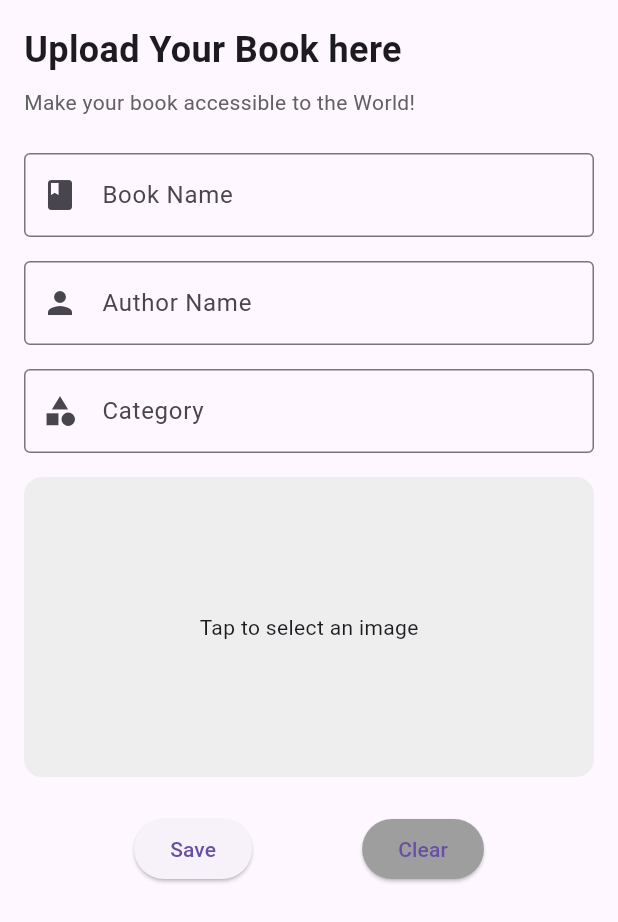
After one commit to 31SUFI/Bookify, a Flutter app: the BookUpload screen opened directly, after a tap on "Tap to select an image", on a phone screen of 412 x 824 dp. The commit adds this screen. Shown: the top 922 px of the screen. Run offline on Flutter 3.47's test engine with Material 3 defaults, Android fonts, the light colour scheme and no system bars; our stand-ins replace cloud_firestore, firebase_auth, firebase_core, firebase_storage, image_picker; accounts and stored records are empty.

Commit message:
BookUploading-Enabled

```diff
--- /dev/null
+++ b/lib/BookUploading/BookDetailUploading.dart
@@ -0,0 +1,191 @@
+import 'dart:io';
+
+import 'package:bookify/BookUploading/databaseService.dart';
+import 'package:flutter/material.dart';
+import 'package:image_picker/image_picker.dart';
+import 'package:firebase_storage/firebase_storage.dart';
+
+class BookUpload extends StatefulWidget {
+  @override
+  _BookUploadState createState() => _BookUploadState();
+}
+
+class _BookUploadState extends State<BookUpload> {
+  final _dbservice = Databaseservice();
+  final TextEditingController _bookNameController = TextEditingController();
+  final TextEditingController _authorController = TextEditingController();
+  final TextEditingController _categoryController = TextEditingController();
+  XFile? _bookImage;
+  String imageUrl = '';
+
+  final ImagePicker _picker = ImagePicker();
+
+  @override
+  void dispose() {
+    _bookNameController.dispose();
+    _authorController.dispose();
+    _categoryController.dispose();
+    super.dispose();
+  }
+
+  Future<void> _pickImage() async {
+    try {
+      final XFile? pickedFile =
+          await _picker.pickImage(source: ImageSource.gallery);
+      if (pickedFile == null) {
+        return;
+      }
+      setState(() {
+        _bookImage = pickedFile;
+      });
+
+      String fileName = DateTime.now().millisecondsSinceEpoch.toString();
+      Reference referenceRoot = FirebaseStorage.instance.ref();
+      Reference referenceDirImages = referenceRoot.child("Tasaaweer");
+      Reference referenceImageToUpload = referenceDirImages.child(fileName);
+
+      await referenceImageToUpload.putFile(File(pickedFile.path));
+      imageUrl = await referenceImageToUpload.getDownloadURL();
+      print('Image URL: $imageUrl');
+    } catch (e) {
+      print('Error: $e');
+    }
+  }
+
+  @override
+  Widget build(BuildContext context) {
+    return Scaffold(
+      body: Padding(
+        padding: const EdgeInsets.all(16.0),
+        child: SingleChildScrollView(
+          child: Column(
+            crossAxisAlignment: CrossAxisAlignment.start,
+            children: [
+              Text(
+                'Upload Your Book here',
+                style: TextStyle(
+                  fontSize: 24,
+                  fontWeight: FontWeight.bold,
+                ),
+              ),
+              SizedBox(height: 8),
+              Text(
+                'Make your book accessible to the World!',
+                style: TextStyle(
+                  fontSize: 14,
+                  color: Colors.grey[700],
+                ),
+              ),
+              SizedBox(height: 24),
+              TextField(
+                controller: _bookNameController,
+                decoration: InputDecoration(
+                  labelText: 'Book Name',
+                  border: OutlineInputBorder(),
+                  prefixIcon: Icon(Icons.book),
+                ),
+              ),
+              SizedBox(height: 16),
+              TextField(
+                controller: _authorController,
+                decoration: InputDecoration(
+                  labelText: 'Author Name',
+                  border: OutlineInputBorder(),
+                  prefixIcon: Icon(Icons.person),
+                ),
+              ),
+              SizedBox(height: 16),
+              TextField(
+                controller: _categoryController,
+                decoration: InputDecoration(
+                  labelText: 'Category',
+                  border: OutlineInputBorder(),
+                  prefixIcon: Icon(Icons.category),
+                ),
+              ),
+              SizedBox(height: 16),
+              GestureDetector(
+                onTap: _pickImage,
+                child: Container(
+                  decoration: BoxDecoration(
+                      color: Colors.grey[200],
+                      borderRadius: BorderRadius.all(Radius.circular(12))),
+                  height: 200,
+                  width: double.infinity,
+                  child: _bookImage == null
+                      ? Center(child: Text('Tap to select an image'))
+                      : Image.file(
+                          File(_bookImage!.path),
+                          fit: BoxFit.cover,
+                        ),
+                ),
+              ),
+              SizedBox(height: 24),
+              Row(
+                mainAxisAlignment: MainAxisAlignment.spaceEvenly,
+                children: [
+                  ElevatedButton(
+                    onPressed: () {
+                      final detailsPacket = Packet(
+                          bookName: _bookNameController.text,
+                          authorName: _authorController.text,
+                          category: _categoryController.text,
+                          image: imageUrl);
+                      _dbservice.create(detailsPacket);
+                      if (_bookImage != null) {
+                        print('Image Path: ${_bookImage!.path}');
+                      }
+                      if (imageUrl.isNotEmpty) {
+                        print('Image URL: $imageUrl');
+                      }
+                    },
+                    child: Text('Save'),
+                    style: ElevatedButton.styleFrom(
+                        //backgroundColor: Colors.brown[700],
+                        ),
+                  ),
+                  ElevatedButton(
+                    onPressed: () {
+                      _bookNameController.clear();
+                      _authorController.clear();
+                      _categoryController.clear();
+                      setState(() {
+                        _bookImage = null;
+                        imageUrl = '';
+                      });
+                    },
+                    child: Text('Clear'),
+                    style: ElevatedButton.styleFrom(
+                      backgroundColor: Colors.grey,
+                    ),
+                  ),
+                ],
+              ),
+            ],
+          ),
+        ),
+      ),
+    );
+  }
+}
+
+class Packet {
+  final String bookName;
+  final String authorName;
+  final String category;
+  final String image;
+
+  Packet({
+    required this.bookName,
+    required this.authorName,
+    required this.category,
+    required this.image,
+  });
+
+  Map<String, dynamic> toMap() => {
+        "bookName": this.bookName,
+        "authorName": this.authorName,
+        "category": this.category,
+        "image": this.image,
+      };
+}
--- /dev/null
+++ b/lib/BookUploading/databaseService.dart
@@ -0,0 +1,36 @@
+import 'dart:developer'; // Import this for the log function
+import 'package:bookify/BookUploading/BookDetailUploading.dart';
+import 'package:cloud_firestore/cloud_firestore.dart';
+
+//import 'package:login_page/testingFirestore.dart';
+
+class Databaseservice {
+  final _fire = FirebaseFirestore.instance;
+
+  void create(Packet pack) {
+    try {
+      _fire.collection("BookDetails").add(pack.toMap());
+    } catch (e) {
+      log(e.toString()); // Log the error message
+    }
+  }
+
+  // update() async {
+  //   try {
+  //     await _fire
+  //         .collection("Lora")
+  //         .doc("K6Swy1xsenAqdvEnrBIw")
+  //         .update({"name": "Asima", "email": "123.com"});
+  //   } catch (e) {
+  //     log(e.toString()); // Log the error message
+  //   }
+  // }
+
+  // delete() async {
+  //   try {
+  //     _fire.collection("Lora").doc("K6Swy1xsenAqdvEnrBIw").delete();
+  //   } catch (e) {
+  //     log(e.toString()); // Log the error message
+  //   }
+  // }
+}
--- a/lib/Homescreen/HomeScreen.dart
+++ b/lib/Homescreen/HomeScreen.dart
@@ -1,3 +1,4 @@
+import 'package:bookify/BookUploading/BookDetailUploading.dart';
 import 'package:bookify/Homescreen/ContinueReading.dart';
 import 'package:bookify/authentication/Login.dart';
 import 'package:firebase_auth/firebase_auth.dart';
@@ -122,9 +123,13 @@ class _HomeScreenState extends State<HomeScreen> {
             ),
             ListTile(
               leading: const Icon(Icons.settings),
-              title: const Text('Settings'),
+              title: const Text('Upload Book'),
               onTap: () {
                 // Handle settings tap
+                Navigator.push(
+                  context,
+                  MaterialPageRoute(builder: (context) => BookUpload()),
+                );
               },
             ),
             ListTile(
--- a/pubspec.yaml
+++ b/pubspec.yaml
@@ -38,6 +38,8 @@ dependencies:
   firebase_core: ^3.2.0
   firebase_auth: ^5.1.2
   cloud_firestore: ^5.1.0
+  image_picker: ^1.1.2
+  firebase_storage: ^12.1.1
 
 dev_dependencies:
   flutter_test:
```
Also changed, not shown: pubspec.lock, 5 other files.
